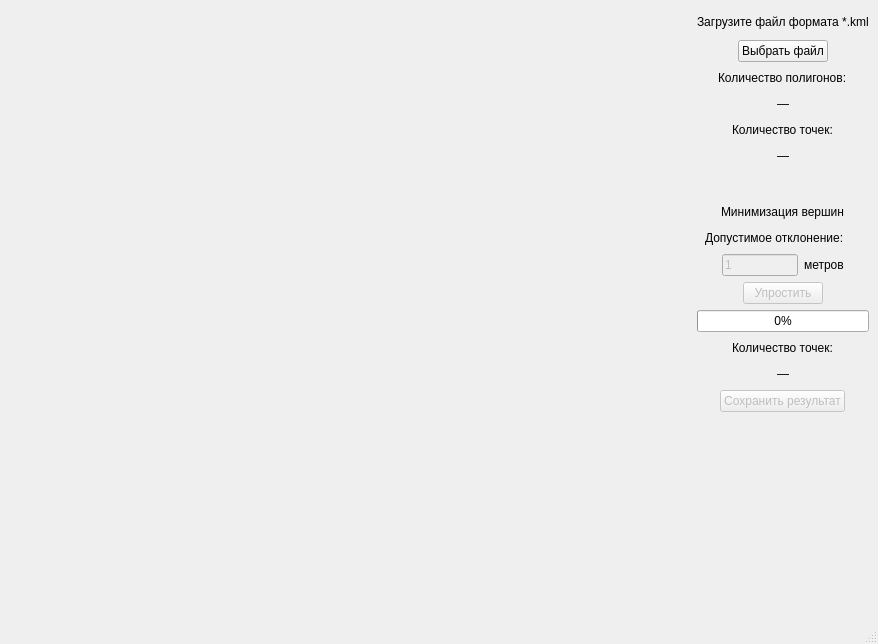
Above: View/view.ui from safosaffers/KMLViewer before the change. Below: the same form after it.
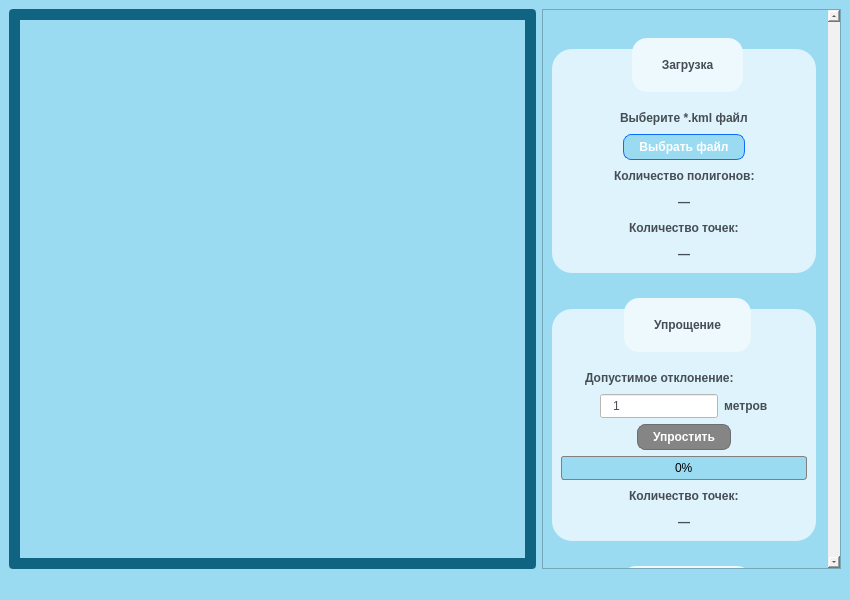
That is the form after the change.

Commit message: UI: A user-friendly interface has been created

Patch:
```diff
--- a/View/view.ui
+++ b/View/view.ui
@@ -6,26 +6,231 @@
    <rect>
     <x>0</x>
     <y>0</y>
-    <width>878</width>
-    <height>644</height>
+    <width>850</width>
+    <height>600</height>
    </rect>
   </property>
+  <property name="minimumSize">
+   <size>
+    <width>850</width>
+    <height>600</height>
+   </size>
+  </property>
   <property name="windowTitle">
-   <string>View</string>
+   <string>KML Polygon Viewer. Karimov S.</string>
+  </property>
+  <property name="styleSheet">
+   <string notr="true">
+QWidget {
+    background-color: rgb(154, 219, 242);
+}
+QGroupBox::title {
+    subcontrol-origin: margin;
+    subcontrol-position: top center;
+    padding: 20px 28px;
+    margin-top: 19px;
+    background-color: #edf9fd;
+    border-radius: 15px;
+}
+QGroupBox {
+    background-color: #def3fb;
+    margin-top: 30px;
+    margin-right: 3px;
+	font: 800 12pt &quot;Segoe UI&quot;;
+    color: #464d55;
+    font-weight: 600;
+    border: 0px;
+    border-radius: 20px;
+}
+QToolTip {
+    color: #464d55;
+    background-color: #def3fb;
+	font: 14pt &quot;Segoe UI&quot;;
+    font-weight: 600;
+    margin: 1px;
+    border: 3px solid #464d55;
+    border-radius: 6px;
+}
+QLabel, QCheckBox{
+    color: #464d55;
+    background-color: #def3fb;
+	font: 12pt &quot;Segoe UI&quot;;
+    font-weight: 600;
+}
+QPushButton {
+    background: qlineargradient(spread:pad, x1:0, y1:0, x2:1, y2:0,
+                                stop:0 #106381, stop:1 #1683aa);
+  font: 10pt &quot;Verdana&quot;;
+  color: #fff;
+  font-weight: 600;
+  border-radius: 8px;
+  border: 1px solid #0d6efd;
+  padding: 5px 15px;
+  outline: 0px;
+}
+
+QPushButton:hover{
+    background: qlineargradient(spread:pad, x1:0, y1:0, x2:1, y2:0,
+                                stop:0 #1683aa, stop:1 #b5ecff);
+	text-decoration: underline;
+  border: 3px solid #ECF0F4;
+}
+QPushButton:disabled {
+    background: #858585;
+    color: #ffffff;
+    border: 1px solid #6e6e6e;
+    font: 10pt &quot;Verdana&quot;;
+    font-weight: 600;
+    border-radius: 8px;
+    padding: 5px 15px;
+}
+QLineEdit {
+    background-color: rgb(255, 255, 255);
+    padding: 3px 10px;
+	font: 12pt &quot;Verdana&quot;;
+    color: #464d55;
+}
+
+#tb_sequence_representations QWidget{ 
+    background-color: #def3fb;
+}
+QScrollBar:vertical, QScrollBar:horizontal {
+    background: #f1f1f1;
+    width: 12px; /* для вертикального */
+    height: 12px; /* для горизонтального */
+    margin: 0px;
+}
+
+QScrollBar::handle:vertical, QScrollBar::handle:horizontal {
+    background: qlineargradient(spread:pad, x1:0, y1:0, x2:1, y2:0,
+                                stop:0 #106381, stop:1 #1683aa);
+    min-width: 20px;
+    min-height: 20px;
+    border-radius: 6px;
+}
+
+/* LINE*/
+QPlainTextEdit {
+    color: #464d55;
+	font: 700 16pt &quot;Verdana&quot;;
+  font-weight: 600;
+}
+
+ QProgressBar {
+        border: 1px solid grey;
+        border-radius: 3px;
+        text-align: center;
+    }
+    QProgressBar::chunk {
+        background-color: #0f0;
+        width: 20px;
+    }
+</string>
   </property>
   <widget class="QWidget" name="centralwidget">
    <layout class="QHBoxLayout" name="horizontalLayout_2">
     <item>
-     <layout class="QHBoxLayout" name="horizontalLayout" stretch="8,2">
+     <layout class="QHBoxLayout" name="horizontalLayout" stretch="8,0">
       <item>
-       <widget class="QWidget" name="glwidget" native="true"/>
-      </item>
+       <widget class="QFrame" name="frame">
+        <property name="minimumSize">
+         <size>
+          <width>100</width>
+          <height>0</height>
+         </size>
+        </property>
+        <property name="styleSheet">
+         <string notr="true">QFrame {
+        border: 2px solid #106381;
+        border-radius: 4px;
+        background-color: #106381;
+}</string>
+        </property>
+        <property name="frameShape">
+         <enum>QFrame::Shape::StyledPanel</enum>
+        </property>
+        <property name="frameShadow">
+         <enum>QFrame::Shadow::Raised</enum>
+        </property>
+        <layout class="QVBoxLayout" name="verticalLayout_14">
+         <item>
+          <layout class="QVBoxLayout" name="verticalLayout_13">
+           <item>
+            <widget class="QWidget" name="glwidget" native="true">
+             <property name="minimumSize">
+              <size>
+               <width>300</width>
+               <height>300</height>
+              </size>
+             </property>
+            </widget>
+           </item>
+          </layout>
+         </item>
+        </layout>
+       </widget>
+      </item>
       <item>
-       <layout class="QVBoxLayout" name="verticalLayout" stretch="1,1,0,0,0,0,0,0,0,0,0,0,0,0,0,8">
+       <widget class="QScrollArea" name="scrollArea">
+        <property name="horizontalScrollBarPolicy">
+         <enum>Qt::ScrollBarPolicy::ScrollBarAlwaysOff</enum>
+        </property>
+        <property name="widgetResizable">
+         <bool>true</bool>
+        </property>
+        <widget class="QWidget" name="scrollAreaWidgetContents">
+         <property name="geometry">
+          <rect>
+           <x>0</x>
+           <y>-239</y>
+           <width>335</width>
+           <height>773</height>
+          </rect>
+         </property>
+         <layout class="QVBoxLayout" name="verticalLayout_10">
         <item>
-         <layout class="QHBoxLayout" name="horizontalLayout_5">
+           <layout class="QVBoxLayout" name="verticalLayout" stretch="8,1,10,1,4,1">
+            <property name="topMargin">
+             <number>0</number>
+            </property>
           <item>
-           <spacer name="horizontalSpacer">
+             <widget class="QGroupBox" name="groupBox">
+              <property name="minimumSize">
+               <size>
+                <width>200</width>
+                <height>0</height>
+               </size>
+              </property>
+              <property name="maximumSize">
+               <size>
+                <width>300</width>
+                <height>16777215</height>
+               </size>
+              </property>
+              <property name="title">
+               <string>Загрузка</string>
+              </property>
+              <layout class="QVBoxLayout" name="verticalLayout_3">
+               <item>
+                <spacer name="verticalSpacer">
+                 <property name="orientation">
+                  <enum>Qt::Orientation::Vertical</enum>
+                 </property>
+                 <property name="sizeType">
+                  <enum>QSizePolicy::Policy::Fixed</enum>
+                 </property>
+                 <property name="sizeHint" stdset="0">
+                  <size>
+                   <width>20</width>
+                   <height>50</height>
+                  </size>
+                 </property>
+                </spacer>
+               </item>
+               <item>
+                <layout class="QHBoxLayout" name="horizontalLayout_17">
+                 <item>
+                  <spacer name="horizontalSpacer_29">
             <property name="orientation">
              <enum>Qt::Orientation::Horizontal</enum>
             </property>
@@ -38,7 +243,7 @@
            </spacer>
           </item>
           <item>
-           <widget class="QLabel" name="lblLoadKMLFile">
+                  <widget class="QLabel" name="lblMeters_7">
             <property name="maximumSize">
              <size>
               <width>16777215</width>
@@ -46,12 +251,12 @@
              </size>
             </property>
             <property name="text">
-             <string>Загрузите файл формата *.kml</string>
+                    <string>&lt;html&gt;&lt;head/&gt;&lt;body&gt;&lt;p&gt;Выберите *.kml файл&lt;/p&gt;&lt;/body&gt;&lt;/html&gt;</string>
             </property>
            </widget>
           </item>
           <item>
-           <spacer name="horizontalSpacer_4">
+                  <spacer name="horizontalSpacer_30">
             <property name="orientation">
              <enum>Qt::Orientation::Horizontal</enum>
             </property>
@@ -274,61 +479,49 @@
           </item>
          </layout>
         </item>
-        <item>
-         <spacer name="verticalSpacer_2">
-          <property name="orientation">
-           <enum>Qt::Orientation::Vertical</enum>
-          </property>
-          <property name="sizeHint" stdset="0">
-           <size>
-            <width>20</width>
-            <height>30</height>
-           </size>
-          </property>
-         </spacer>
-        </item>
-        <item>
-         <layout class="QHBoxLayout" name="horizontalLayout_7">
-          <item>
-           <spacer name="horizontalSpacer_9">
-            <property name="orientation">
-             <enum>Qt::Orientation::Horizontal</enum>
-            </property>
-            <property name="sizeHint" stdset="0">
-             <size>
-              <width>40</width>
-              <height>20</height>
-             </size>
-            </property>
-           </spacer>
-          </item>
-          <item>
-           <widget class="QLabel" name="lblMinimizePolygonPoints">
-            <property name="maximumSize">
-             <size>
-              <width>16777215</width>
-              <height>40</height>
-             </size>
-            </property>
-            <property name="text">
-             <string>Минимизация вершин</string>
-            </property>
-           </widget>
-          </item>
-          <item>
-           <spacer name="horizontalSpacer_10">
-            <property name="orientation">
-             <enum>Qt::Orientation::Horizontal</enum>
-            </property>
-            <property name="sizeHint" stdset="0">
-             <size>
-              <width>40</width>
-              <height>20</height>
-             </size>
-            </property>
-           </spacer>
-          </item>
-         </layout>
+              </layout>
+             </widget>
+            </item>
+            <item>
+             <spacer name="verticalSpacer_3">
+              <property name="orientation">
+               <enum>Qt::Orientation::Vertical</enum>
+              </property>
+              <property name="sizeHint" stdset="0">
+               <size>
+                <width>20</width>
+                <height>40</height>
+               </size>
+              </property>
+             </spacer>
+            </item>
+            <item>
+             <widget class="QGroupBox" name="groupBox_2">
+              <property name="maximumSize">
+               <size>
+                <width>300</width>
+                <height>16777215</height>
+               </size>
+              </property>
+              <property name="title">
+               <string>Упрощение</string>
+              </property>
+              <layout class="QVBoxLayout" name="verticalLayout_5">
+               <item>
+                <spacer name="verticalSpacer_5">
+                 <property name="orientation">
+                  <enum>Qt::Orientation::Vertical</enum>
+                 </property>
+                 <property name="sizeType">
+                  <enum>QSizePolicy::Policy::Fixed</enum>
+                 </property>
+                 <property name="sizeHint" stdset="0">
+                  <size>
+                   <width>20</width>
+                   <height>50</height>
+                  </size>
+                 </property>
+                </spacer>
         </item>
         <item>
          <layout class="QHBoxLayout" name="horizontalLayout_4" stretch="1,1,3">
@@ -568,6 +761,52 @@
           </item>
          </layout>
         </item>
+              </layout>
+             </widget>
+            </item>
+            <item>
+             <spacer name="verticalSpacer_2">
+              <property name="orientation">
+               <enum>Qt::Orientation::Vertical</enum>
+              </property>
+              <property name="sizeHint" stdset="0">
+               <size>
+                <width>20</width>
+                <height>30</height>
+               </size>
+              </property>
+             </spacer>
+            </item>
+            <item>
+             <widget class="QGroupBox" name="groupBox_3">
+              <property name="maximumSize">
+               <size>
+                <width>300</width>
+                <height>16777215</height>
+               </size>
+              </property>
+              <property name="title">
+               <string>Сохранение</string>
+              </property>
+              <layout class="QVBoxLayout" name="verticalLayout_7">
+               <item>
+                <spacer name="verticalSpacer_6">
+                 <property name="orientation">
+                  <enum>Qt::Orientation::Vertical</enum>
+                 </property>
+                 <property name="sizeType">
+                  <enum>QSizePolicy::Policy::Fixed</enum>
+                 </property>
+                 <property name="sizeHint" stdset="0">
+                  <size>
+                   <width>20</width>
+                   <height>50</height>
+                  </size>
+                 </property>
+                </spacer>
+               </item>
+               <item>
+                <layout class="QVBoxLayout" name="verticalLayout_6">
         <item>
          <layout class="QHBoxLayout" name="horizontalLayout_13">
           <item>
@@ -589,7 +828,7 @@
              <bool>false</bool>
             </property>
             <property name="text">
-             <string>Сохранить результат</string>
+                      <string>Выбрать путь...</string>
             </property>
             <property name="checkable">
              <bool>false</bool>
@@ -611,20 +850,29 @@
           </item>
          </layout>
         </item>
+                </layout>
+               </item>
+              </layout>
+             </widget>
+            </item>
         <item>
-         <spacer name="verticalSpacer">
+             <spacer name="verticalSpacer_4">
           <property name="orientation">
            <enum>Qt::Orientation::Vertical</enum>
           </property>
           <property name="sizeHint" stdset="0">
            <size>
             <width>20</width>
-            <height>40</height>
+                <height>30</height>
            </size>
           </property>
          </spacer>
         </item>
        </layout>
+          </item>
+         </layout>
+        </widget>
+       </widget>
       </item>
      </layout>
     </item>
```
Left out of the diff: 2 changed lines with no effect on the pictures. Lines whose indentation alone changed are shown as unchanged. The commit also changes 3 other files.
